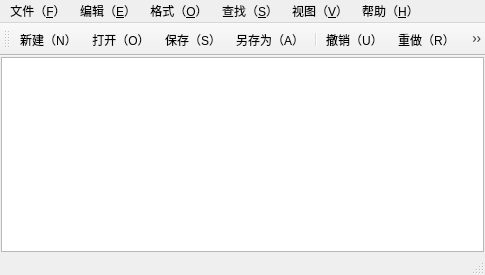
First picture: the form in Mynotepad/mainwindow.ui, repository taipy524/Qtcourse, before the edit.
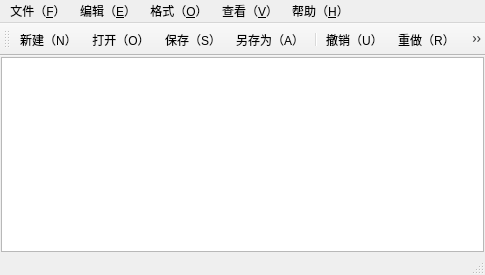
Second picture: the form after the edit. Icons and pictures are not drawn.

Commit message: part2，aoubt、替换、查找界面完成

What changed in the file:
```diff
--- a/Mynotepad/mainwindow.ui
+++ b/Mynotepad/mainwindow.ui
@@ -79,16 +79,9 @@
     <addaction name="actionWrapLine"/>
     <addaction name="actionLineNumber"/>
    </widget>
-   <widget class="QMenu" name="menuSearch">
-    <property name="title">
-     <string>查找（&amp;S）</string>
-    </property>
-    <addaction name="actionFind"/>
-    <addaction name="actionReplace"/>
-   </widget>
    <widget class="QMenu" name="menuView">
     <property name="title">
-     <string>视图（&amp;V）</string>
+     <string>查看（&amp;V）</string>
     </property>
     <addaction name="actionToolBar"/>
     <addaction name="actionStatusBar"/>
@@ -102,7 +95,6 @@
    <addaction name="menuFile"/>
    <addaction name="menuEdit"/>
    <addaction name="menuFormat"/>
-   <addaction name="menuSearch"/>
    <addaction name="menuView"/>
    <addaction name="menuHelp"/>
   </widget>
```
Left out of the diff: 8 changed lines with no effect on the pictures. The commit also changes 26 other files.
